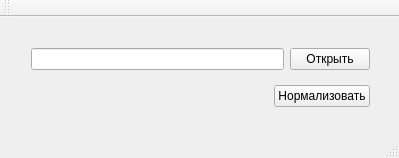
Above: mainwindow.ui from a-nizam/xmlNormalize before the change. Below: the same form after it.
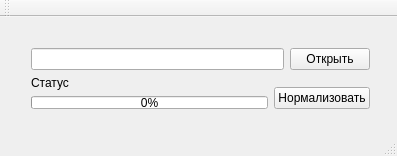
That is the form after the change.

Patch:
```diff
--- a/mainwindow.ui
+++ b/mainwindow.ui
@@ -6,21 +6,21 @@
    <rect>
     <x>0</x>
     <y>0</y>
-    <width>399</width>
-    <height>158</height>
+    <width>397</width>
+    <height>156</height>
    </rect>
   </property>
   <property name="windowTitle">
    <string>MainWindow</string>
   </property>
   <widget class="QWidget" name="centralWidget">
-   <widget class="QWidget" name="">
+   <widget class="QWidget" name="layoutWidget">
     <property name="geometry">
      <rect>
       <x>20</x>
       <y>20</y>
       <width>361</width>
-      <height>81</height>
+      <height>83</height>
      </rect>
     </property>
     <layout class="QVBoxLayout" name="verticalLayout">
@@ -54,14 +54,40 @@
      <item>
       <layout class="QHBoxLayout" name="horizontalLayout_2">
        <item>
-        <spacer name="horizontalSpacer">
+        <layout class="QVBoxLayout" name="verticalLayout_2">
+         <item>
+          <widget class="QLabel" name="lCurrentProcess">
+           <property name="text">
+            <string>Статус</string>
+           </property>
+          </widget>
+         </item>
+         <item>
+          <widget class="QProgressBar" name="pbNormalize">
+           <property name="enabled">
+            <bool>true</bool>
+           </property>
+           <property name="value">
+            <number>0</number>
+           </property>
+           <property name="textVisible">
+            <bool>true</bool>
+           </property>
+          </widget>
+         </item>
+        </layout>
+       </item>
+       <item>
+        <layout class="QVBoxLayout" name="verticalLayout_3">
+         <item>
+          <spacer name="verticalSpacer_2">
          <property name="orientation">
-          <enum>Qt::Horizontal</enum>
+            <enum>Qt::Vertical</enum>
          </property>
          <property name="sizeHint" stdset="0">
           <size>
-           <width>40</width>
-           <height>20</height>
+             <width>20</width>
+             <height>40</height>
           </size>
          </property>
         </spacer>
@@ -76,6 +102,8 @@
       </layout>
      </item>
     </layout>
+     </item>
+    </layout>
    </widget>
   </widget>
   <widget class="QMenuBar" name="menuBar">
```
Left out of the diff: 2 changed lines with no effect on the pictures. Lines whose indentation alone changed are shown as unchanged.
